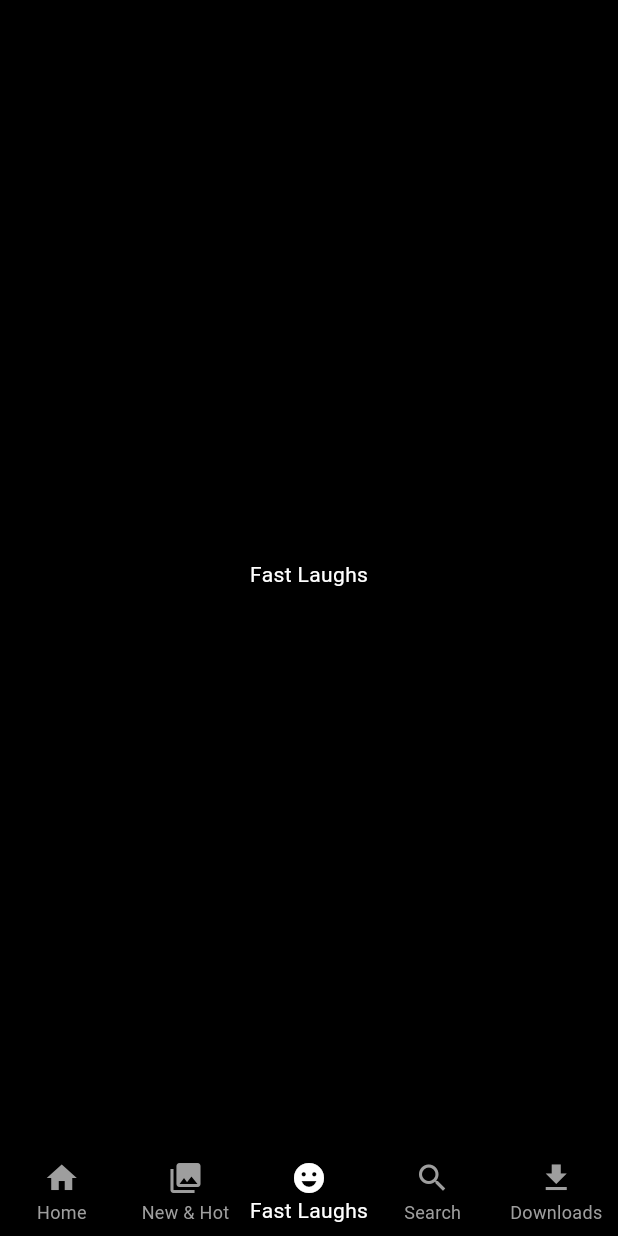
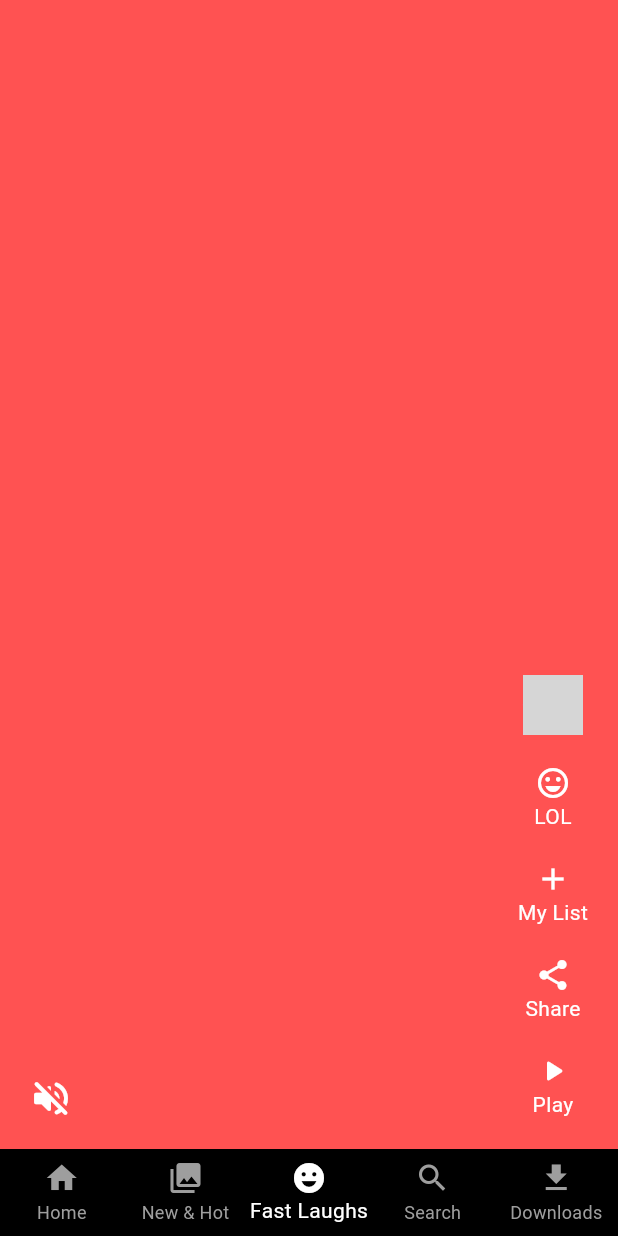
Before and after one commit to Aswin527/netflix_clone, a Flutter app: the screen it shows after launch, item 3 of the bottom bar chosen, on a phone screen of 412 x 824 dp. Run offline on Flutter 3.47's test engine with Material 3 defaults, Android fonts, the phone set to English and light mode, and no system bars; our stand-ins replace bordered_text, google_fonts; network calls fail; grey boxes are pictures that could not be loaded.

```diff
--- a/lib/presentation/fast_laughs/fast_laughs_screen.dart
+++ b/lib/presentation/fast_laughs/fast_laughs_screen.dart
@@ -1,14 +1,18 @@
 import 'package:flutter/material.dart';
+import 'package:netflix_clone/presentation/fast_laughs/widgets/video_list_item.dart';
 
 class FastLaughsScreen extends StatelessWidget {
   const FastLaughsScreen({super.key});
 
   @override
   Widget build(BuildContext context) {
-    return const Scaffold(
+    return Scaffold(
       body: SafeArea(
-          child: Center(
-        child: Text('Fast Laughs'),
+          child: PageView(
+        scrollDirection: Axis.vertical,
+        children: List.generate(20, (index) {
+          return VideoListItem(index: index);
+        }),
       )),
     );
   }
--- /dev/null
+++ b/lib/presentation/fast_laughs/widgets/video_list_item.dart
@@ -0,0 +1,79 @@
+import 'package:flutter/cupertino.dart';
+import 'package:flutter/material.dart';
+import 'package:netflix_clone/core/constants.dart';
+
+class VideoListItem extends StatelessWidget {
+  final int index;
+  const VideoListItem({super.key, required this.index});
+
+  @override
+  Widget build(BuildContext context) {
+    return Stack(
+      children: [
+        Container(
+          color: Colors.accents[index % Colors.accents.length],
+        ),
+        Align(
+          alignment: Alignment.bottomLeft,
+          child: Padding(
+            padding: const EdgeInsets.symmetric(horizontal: 10, vertical: 10),
+            child: Row(
+              mainAxisAlignment: MainAxisAlignment.spaceBetween,
+              crossAxisAlignment: CrossAxisAlignment.end,
+              children: [
+                IconButton(
+                    onPressed: () {},
+                    icon: const Icon(
+                      Icons.volume_off_rounded,
+                      size: 30,
+                    )),
+                const Column(
+                  mainAxisAlignment: MainAxisAlignment.end,
+                  children: [
+                    CircleAvatar(
+                      backgroundImage: NetworkImage(
+                          "https://www.themoviedb.org/t/p/w600_and_h900_bestv2/ptpr0kGAckfQkJeJIt8st5dglvd.jpg"),
+                    ),
+                    kHeight,
+                    VideoActionsWidget(
+                        icon: Icons.emoji_emotions_outlined, title: "LOL"),
+                    VideoActionsWidget(icon: Icons.add, title: "My List"),
+                    VideoActionsWidget(icon: Icons.share, title: "Share"),
+                    VideoActionsWidget(
+                        icon: Icons.play_arrow_rounded, title: "Play")
+                  ],
+                )
+              ],
+            ),
+          ),
+        ),
+      ],
+    );
+  }
+}
+
+class VideoActionsWidget extends StatelessWidget {
+  final IconData icon;
+  final String title;
+  const VideoActionsWidget(
+      {super.key, required this.icon, required this.title});
+
+  @override
+  Widget build(BuildContext context) {
+    return Padding(
+      padding: const EdgeInsets.symmetric(vertical: 10, horizontal: 10),
+      child: Column(
+        children: [
+          Icon(
+            icon,
+            color: Colors.white,
+          ),
+          Text(
+            title,
+            style: const TextStyle(color: Colors.white),
+          )
+        ],
+      ),
+    );
+  }
+}
--- a/pubspec.yaml
+++ b/pubspec.yaml
@@ -36,6 +36,7 @@ dependencies:
   # Use with the CupertinoIcons class for iOS style icons.
   cupertino_icons: ^1.0.2
   google_fonts: ^6.1.0
+  bordered_text: ^2.0.0
 
 dev_dependencies:
   flutter_test:
```
Also changed, not shown: lib/presentation/home/home_page.dart (+85 -2 lines), lib/presentation/home/widgets/number_card.dart (added, +47 -0 lines), lib/presentation/home/widgets/number_card_title.dart (added, +14 -0 lines), lib/presentation/home/widgets/number_tile.dart (added, +30 -0 lines), lib/presentation/search/search_screen.dart (+18 -2 lines), lib/presentation/search/widgets/search_idle.dart (added, +64 -0 lines), lib/presentation/search/widgets/search_result_widget.dart (added, +45 -0 lines), lib/presentation/search/widgets/search_title.dart (added, +22 -0 lines), lib/presentation/widgets/main_tile.dart (added, +18 -0 lines), lib/presentation/widgets/main_tile_widget.dart (added, +37 -0 lines), lib/presentation/widgets/main_title.dart (added, +14 -0 lines), pubspec.lock.
